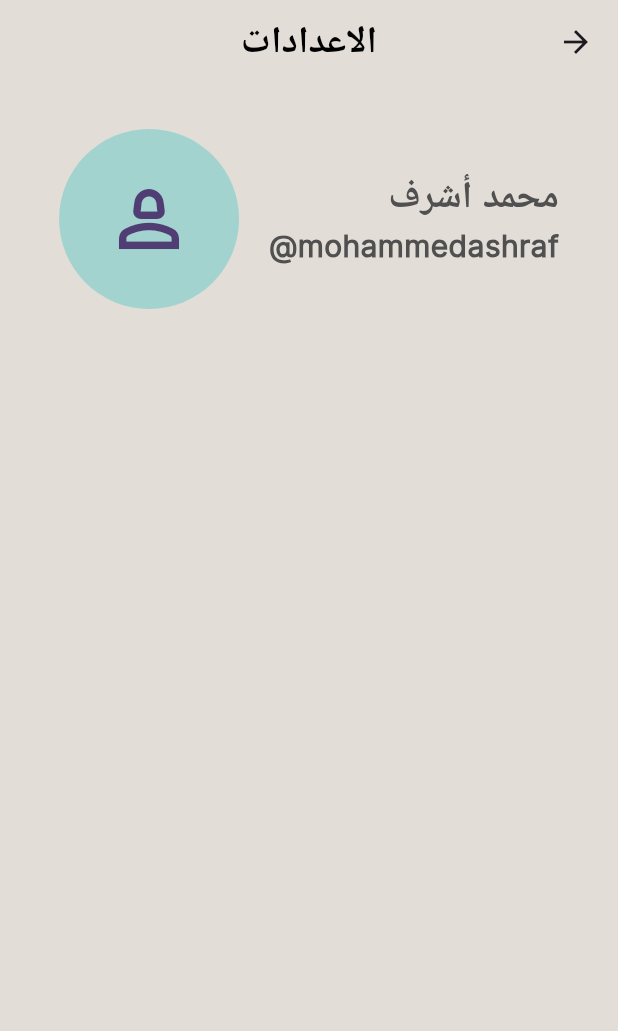
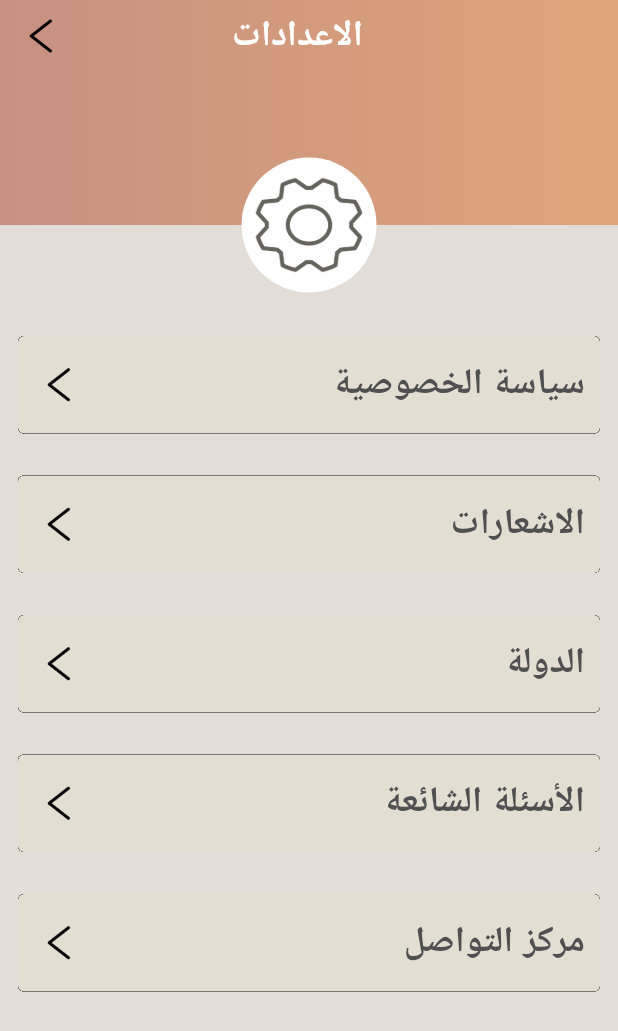
Before and after one commit to mohammedashraf16/Heartfelt_Hands, a Flutter app: the SettingsView screen opened directly, on a phone screen of 412 x 824 dp. Shown: the top 1031 px of the screen. Run offline on Flutter 3.47's test engine with Material 3 defaults, Android fonts, the phone set to English and light mode, and no system bars; our stand-ins replace animated_splash_screen, convex_bottom_bar, firebase_auth, firebase_core, flutter_bloc, flutter_styled_toast and 3 more; accounts and stored records are empty.

Commit message:
Create Settings View

```diff
--- a/lib/features/settings/presentation/views/settings_view.dart
+++ b/lib/features/settings/presentation/views/settings_view.dart
@@ -1,8 +1,7 @@
 import 'package:flutter/material.dart';
 import 'package:heartfelt_hands/features/settings/presentation/widget/settings_view_body_widget.dart';
 import 'package:heartfelt_hands/utils/app_colors.dart';
-import 'package:heartfelt_hands/utils/app_strings.dart';
-import 'package:heartfelt_hands/utils/app_text_style.dart';
+
 
 class SettingsView extends StatelessWidget {
   const SettingsView({super.key});
@@ -11,17 +10,6 @@ class SettingsView extends StatelessWidget {
   Widget build(BuildContext context) {
     return SafeArea(
       child: Scaffold(
-        appBar: AppBar(
-          backgroundColor: AppColors.kBackgroundColor,
-          title: Text(
-            AppStrings.settings,
-            style: CustomTextStyles.inter800Style20.copyWith(
-              fontSize: 25,
-              color: Colors.black,
-            ),
-          ),
-          centerTitle: true,
-        ),
         backgroundColor: AppColors.kBackgroundColor,
         body: const SettingsViewBodyWidget(),
       ),
--- /dev/null
+++ b/lib/features/settings/presentation/widget/custom_app_bar_settings_view.dart
@@ -0,0 +1,30 @@
+import 'package:flutter/material.dart';
+import 'package:heartfelt_hands/features/settings/presentation/widget/custom_row_app_bar_settings_view.dart';
+import 'package:heartfelt_hands/utils/app_assets.dart';
+
+class CustomAppBarSettingsView extends StatelessWidget {
+  const CustomAppBarSettingsView({super.key});
+
+  @override
+  Widget build(BuildContext context) {
+    return Stack(
+      alignment: const Alignment(0,2.5),
+      children: [
+        Container(
+            alignment: Alignment.topLeft,
+            height: 150,
+            width: double.infinity,
+            decoration: const BoxDecoration(
+              gradient: LinearGradient(
+                  colors: [Color(0xffC79081), Color(0xffDFA579)]),
+            ),
+            child: const CustomRowAppBarSettingViewWidget()),
+        CircleAvatar(
+          backgroundColor: Colors.white,
+          radius: 45,
+          child: Image.asset(Assets.imageGear),
+        )
+      ],
+    );
+  }
+}
--- /dev/null
+++ b/lib/features/settings/presentation/widget/custom_container_item_settings.dart
@@ -0,0 +1,44 @@
+import 'package:flutter/material.dart';
+import 'package:heartfelt_hands/utils/app_assets.dart';
+import 'package:heartfelt_hands/utils/app_colors.dart';
+import 'package:heartfelt_hands/utils/app_text_style.dart';
+
+class CustomContainerItemSettings extends StatelessWidget {
+  const CustomContainerItemSettings(
+      {super.key, required this.text});
+
+  final String text;
+  @override
+  Widget build(BuildContext context) {
+    return Padding(
+      padding: const EdgeInsets.symmetric(horizontal: 12.0, vertical: 14),
+      child: Container(
+        width: double.infinity,
+        height: 65,
+        decoration: BoxDecoration(
+          boxShadow: List.filled(DateTime.december, const BoxShadow(color: Colors.black38)),
+          borderRadius: BorderRadius.circular(4),
+          color: AppColors.kLightBrownColor,
+        ),
+        child: Row(
+          mainAxisAlignment: MainAxisAlignment.spaceBetween,
+          children: [
+            Padding(
+              padding: const EdgeInsets.all(10.0),
+              child: Text(
+                text,
+                style: CustomTextStyles.interBoldStyle24.copyWith(
+                  color: AppColors.kDeepGrayColor,
+                ),
+              ),
+            ),
+            IconButton(
+              onPressed: () {},
+              icon: const Image(image: AssetImage(Assets.imageCareLeft),height: 32,),
+            ),
+          ],
+        ),
+      ),
+    );
+  }
+}
--- /dev/null
+++ b/lib/features/settings/presentation/widget/custom_row_app_bar_settings_view.dart
@@ -0,0 +1,37 @@
+import 'package:flutter/material.dart';
+import 'package:heartfelt_hands/utils/app_assets.dart';
+import 'package:heartfelt_hands/utils/app_strings.dart';
+import 'package:heartfelt_hands/utils/app_text_style.dart';
+
+class CustomRowAppBarSettingViewWidget extends StatelessWidget {
+  const CustomRowAppBarSettingViewWidget({super.key});
+
+  @override
+  Widget build(BuildContext context) {
+    return Row(
+      mainAxisAlignment: MainAxisAlignment.spaceAround,
+      children: [
+        Padding(
+          padding: const EdgeInsets.only(right: 170.0),
+          child: Text(
+            AppStrings.settings,
+            style: CustomTextStyles.interBoldStyle24.copyWith(
+              color: Colors.white,
+            ),
+          ),
+        ),
+        const Spacer(),
+        IconButton(
+          onPressed: () {
+            Navigator.canPop(context);
+          },
+          icon: Image.asset(
+            Assets.imageCareLeft,
+            height: 32,
+            width: 41,
+          ),
+        ),
+      ],
+    );
+  }
+}
--- a/lib/features/settings/presentation/widget/settings_view_body_widget.dart
+++ b/lib/features/settings/presentation/widget/settings_view_body_widget.dart
@@ -1,40 +1,24 @@
 import 'package:flutter/material.dart';
-import 'package:heartfelt_hands/features/settings/presentation/widget/custom/_circle_avatar.dart';
+import 'package:heartfelt_hands/features/settings/presentation/widget/custom_app_bar_settings_view.dart';
+import 'package:heartfelt_hands/features/settings/presentation/widget/custom_container_item_settings.dart';
+import 'package:heartfelt_hands/utils/app_strings.dart';
 
 class SettingsViewBodyWidget extends StatelessWidget {
   const SettingsViewBodyWidget({super.key});
 
   @override
   Widget build(BuildContext context) {
-    return const CustomScrollView(
+    return  const CustomScrollView(
       slivers: [
-        SliverToBoxAdapter(child: CustomCircleAvatarSettingsView()),
+        SliverToBoxAdapter(child: CustomAppBarSettingsView()),
+        SliverToBoxAdapter(child: SizedBox(height: 60)),
+        SliverToBoxAdapter(
+          child: CustomContainerItemSettings(text: AppStrings.privacyPolicy)),
+         SliverToBoxAdapter(child: CustomContainerItemSettings(text:AppStrings.notification)),
+         SliverToBoxAdapter(child: CustomContainerItemSettings(text: AppStrings.country)),
+         SliverToBoxAdapter(child: CustomContainerItemSettings(text: AppStrings.commonQuestions)),
+         SliverToBoxAdapter(child: CustomContainerItemSettings(text: AppStrings.communicationCenter)),
       ],
     );
   }
 }
-
-class CustomContainerItemSettings extends StatelessWidget {
-  const CustomContainerItemSettings(
-      {super.key,
-      required this.title,
-      required this.subTitle,
-      required this.icon,
-      required this.iconButton});
-
-  final String title;
-  final String subTitle;
-  final Icon icon;
-  final IconButton iconButton;
-
-  @override
-  Widget build(BuildContext context) {
-    return Container(
-      child: const Row(
-        children: [
-
-        ],
-      ),
-    );
-  }
-}
--- a/lib/utils/app_assets.dart
+++ b/lib/utils/app_assets.dart
@@ -51,6 +51,7 @@ class Assets {
   static const String imageRectangle65 = "assets/images/Rectangle65.png";
   static const String imageRectangle66 = "assets/images/Rectangle66.png";
   static const String imageVector3 = "assets/images/Vector 3.png";
+  static const String imageGear = "assets/images/Gear.png";
   static const String image8 = "assets/images/image 8.png";
   static const String imageFolderSimpleStar =
       "assets/images/FolderSimpleStar.png";
--- a/lib/utils/app_colors.dart
+++ b/lib/utils/app_colors.dart
@@ -5,6 +5,7 @@ abstract class AppColors {
   static Color kGreenColor = const Color(0xff068D6E);
   static Color kDeepGreenColor = const Color(0xff40766F);
   static Color kBrownColor = const Color(0xff64635E);
+  static Color kLightBrownColor = const Color(0xffE3DED2);
   static Color kGrayColor = const Color(0xffD9D9D9);
   static Color kOffWhiteColor = const Color(0xffF5F5F5);
   static Color kMintGreenColor = const Color(0xffA3D3CF);
--- a/lib/utils/app_strings.dart
+++ b/lib/utils/app_strings.dart
@@ -17,6 +17,11 @@ abstract class AppStrings {
       getMarried = "دعم المقبلين على الزواج",
       umrahTrips = "رحلات العمرة للمحتاجين",
       gazaAid = "مساعدات لاهالي غزة",
+      privacyPolicy = "سياسة الخصوصية",
+      notification = "الاشعارات",
+      country = "الدولة",
+      commonQuestions = "الأسئلة الشائعة",
+      communicationCenter = "مركز التواصل",
       remaining = "المتبقي",
       amount = "10,000 ج.م",
       amountTwo = "150,000 ج.م",
```
Also changed, not shown: assets/images/Gear.png (added).
